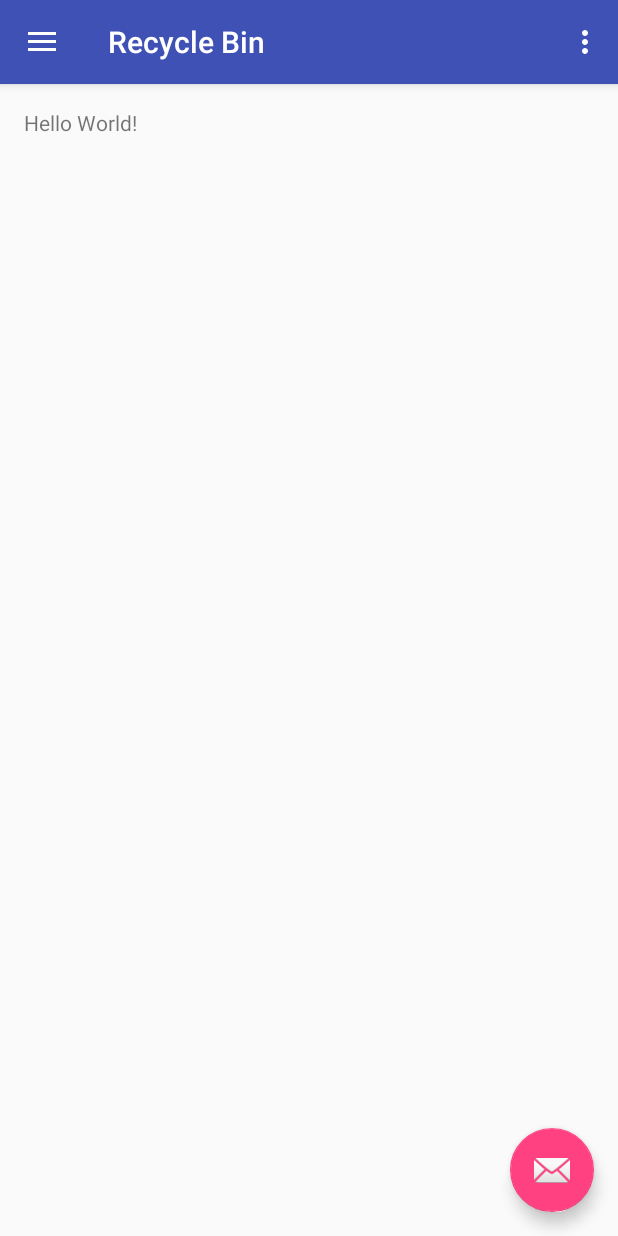
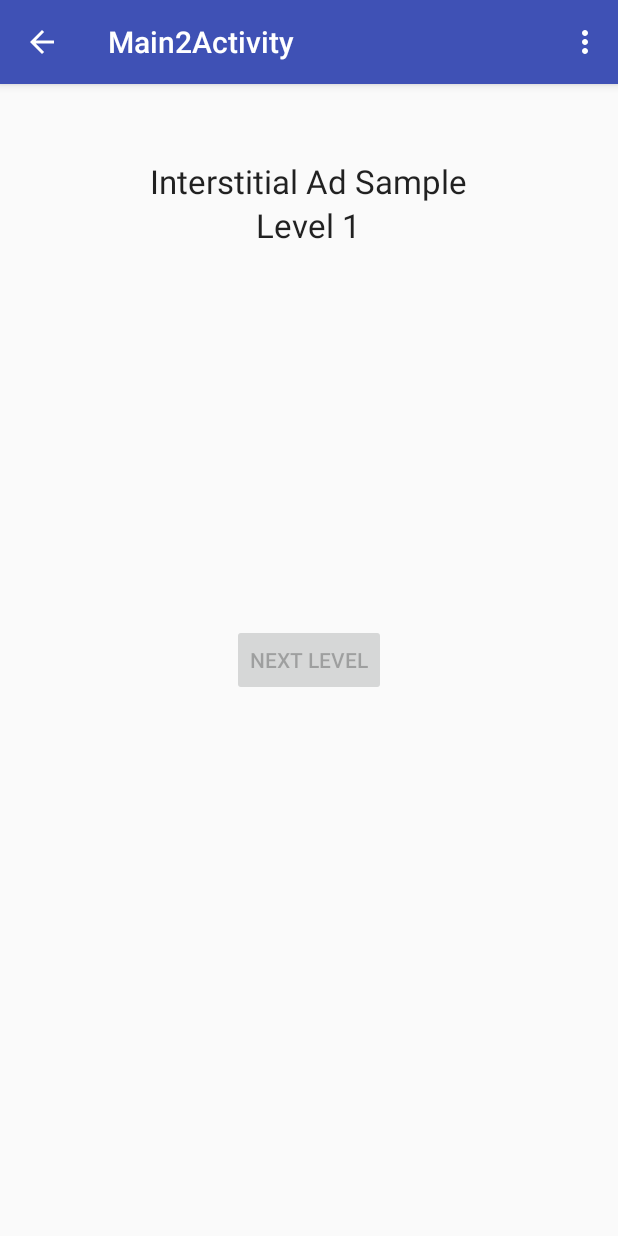
Before and after one commit to victormwenda/recycle-bin-android, an Android app: the screen it shows after launch (MainActivity before the commit, Main2Activity after it), on a phone screen of 412 x 824 dp. Run offline under Robolectric (Android 15) with nearby library versions, the phone set to English and light mode, and no system bars; our stand-ins replace AdMob; 1 statement that could not run was skipped.

Commit message:
Added interstial ads skeleton

```diff
--- a/app/build.gradle
+++ b/app/build.gradle
@@ -26,5 +26,6 @@ dependencies {
     })
     compile 'com.android.support:appcompat-v7:25.0.0'
     compile 'com.android.support:design:25.0.0'
+    compile 'com.google.android.gms:play-services-ads:9.8.0'
     testCompile 'junit:junit:4.12'
 }
--- /dev/null
+++ b/app/src/main/java/nerdygeek/recyclebin/Main2Activity.java
@@ -0,0 +1,123 @@
+package nerdygeek.recyclebin;
+
+import com.google.android.gms.ads.AdListener;
+import com.google.android.gms.ads.AdRequest;
+import com.google.android.gms.ads.InterstitialAd;
+
+import android.os.Bundle;
+import android.support.v7.app.AppCompatActivity;
+import android.view.Menu;
+import android.view.MenuItem;
+import android.view.View;
+import android.widget.Button;
+import android.widget.TextView;
+import android.widget.Toast;
+
+public class Main2Activity extends AppCompatActivity {
+    // Remove the below line after defining your own ad unit ID.
+    private static final String TOAST_TEXT = "Test ads are being shown. "
+            + "To show live ads, replace the ad unit ID in res/values/strings.xml with your own ad unit ID.";
+
+    private static final int START_LEVEL = 1;
+    private int mLevel;
+    private Button mNextLevelButton;
+    private InterstitialAd mInterstitialAd;
+    private TextView mLevelTextView;
+
+    @Override
+    protected void onCreate(Bundle savedInstanceState) {
+        super.onCreate(savedInstanceState);
+        setContentView(R.layout.activity_main2);
+
+        // Create the next level button, which tries to show an interstitial when clicked.
+        mNextLevelButton = ((Button) findViewById(R.id.next_level_button));
+        mNextLevelButton.setEnabled(false);
+        mNextLevelButton.setOnClickListener(new View.OnClickListener() {
+            @Override
+            public void onClick(View view) {
+                showInterstitial();
+            }
+        });
+
+        // Create the text view to show the level number.
+        mLevelTextView = (TextView) findViewById(R.id.level);
+        mLevel = START_LEVEL;
+
+        // Create the InterstitialAd and set the adUnitId (defined in values/strings.xml).
+        mInterstitialAd = newInterstitialAd();
+        loadInterstitial();
+
+        // Toasts the test ad message on the screen. Remove this after defining your own ad unit ID.
+        Toast.makeText(this, TOAST_TEXT, Toast.LENGTH_LONG).show();
+    }
+
+
+    @Override
+    public boolean onCreateOptionsMenu(Menu menu) {
+        // Inflate the menu; this adds items to the action bar if it is present.
+        getMenuInflater().inflate(R.menu.menu_main2, menu);
+        return true;
+    }
+
+    @Override
+    public boolean onOptionsItemSelected(MenuItem item) {
+        // Handle action bar item clicks here. The action bar will
+        // automatically handle clicks on the Home/Up button, so long
+        // as you specify a parent activity in AndroidManifest.xml.
+        int id = item.getItemId();
+
+        if (id == R.id.action_settings) {
+            return true;
+        }
+
+        return super.onOptionsItemSelected(item);
+    }
+
+    private InterstitialAd newInterstitialAd() {
+        InterstitialAd interstitialAd = new InterstitialAd(this);
+        interstitialAd.setAdUnitId(getString(R.string.interstitial_ad_unit_id));
+        interstitialAd.setAdListener(new AdListener() {
+            @Override
+            public void onAdLoaded() {
+                mNextLevelButton.setEnabled(true);
+            }
+
+            @Override
+            public void onAdFailedToLoad(int errorCode) {
+                mNextLevelButton.setEnabled(true);
+            }
+
+            @Override
+            public void onAdClosed() {
+                // Proceed to the next level.
+                goToNextLevel();
+            }
+        });
+        return interstitialAd;
+    }
+
+    private void showInterstitial() {
+        // Show the ad if it's ready. Otherwise toast and reload the ad.
+        if (mInterstitialAd != null && mInterstitialAd.isLoaded()) {
+            mInterstitialAd.show();
+        } else {
+            Toast.makeText(this, "Ad did not load", Toast.LENGTH_SHORT).show();
+            goToNextLevel();
+        }
+    }
+
+    private void loadInterstitial() {
+        // Disable the next level button and load the ad.
+        mNextLevelButton.setEnabled(false);
+        AdRequest adRequest = new AdRequest.Builder()
+                .setRequestAgent("android_studio:ad_template").build();
+        mInterstitialAd.loadAd(adRequest);
+    }
+
+    private void goToNextLevel() {
+        // Show the next level and reload the ad to prepare for the level after.
+        mLevelTextView.setText("Level " + (++mLevel));
+        mInterstitialAd = newInterstitialAd();
+        loadInterstitial();
+    }
+}
--- /dev/null
+++ b/app/src/main/res/layout/activity_main2.xml
@@ -0,0 +1,34 @@
+<RelativeLayout xmlns:android="http://schemas.android.com/apk/res/android"
+
+    xmlns:tools="http://schemas.android.com/tools"
+    android:layout_width="match_parent"
+    android:layout_height="match_parent"
+    tools:context="nerdygeek.recyclebin.Main2Activity">
+
+    <!-- view for AdMob Interstitial Ad -->
+    <TextView
+        android:id="@+id/app_title"
+        android:layout_width="wrap_content"
+        android:layout_height="wrap_content"
+        android:layout_centerHorizontal="true"
+        android:layout_marginTop="50dp"
+        android:text="@string/interstitial_ad_sample"
+        android:textAppearance="?android:attr/textAppearanceLarge" />
+
+    <TextView
+        android:id="@+id/level"
+        android:layout_width="wrap_content"
+        android:layout_height="wrap_content"
+        android:layout_below="@+id/app_title"
+        android:layout_centerHorizontal="true"
+        android:text="@string/start_level"
+        android:textAppearance="?android:attr/textAppearanceLarge" />
+
+    <Button
+        android:id="@+id/next_level_button"
+        android:layout_width="wrap_content"
+        android:layout_height="wrap_content"
+        android:layout_centerHorizontal="true"
+        android:layout_centerVertical="true"
+        android:text="@string/next_level" />
+</RelativeLayout>
--- /dev/null
+++ b/app/src/main/res/menu/menu_main2.xml
@@ -0,0 +1,10 @@
+<menu xmlns:android="http://schemas.android.com/apk/res/android"
+    xmlns:app="http://schemas.android.com/apk/res-auto"
+    xmlns:tools="http://schemas.android.com/tools"
+    tools:context="nerdygeek.recyclebin.Main2Activity">
+    <item
+        android:id="@+id/action_settings"
+        android:orderInCategory="100"
+        android:title="@string/action_settings"
+        app:showAsAction="never" />
+</menu>
--- a/app/src/main/res/values/strings.xml
+++ b/app/src/main/res/values/strings.xml
@@ -5,4 +5,14 @@
     <string name="navigation_drawer_close">Close navigation drawer</string>
 
     <string name="action_settings">Settings</string>
+    <string name="title_activity_main2">Main2Activity</string>
+
+    <string name="interstitial_ad_sample">Interstitial Ad Sample</string>
+    <string name="start_level">Level 1</string>
+    <string name="next_level">Next Level</string>
+    <!-- -
+        This is an ad unit ID for an interstitial test ad. Replace with your own interstitial ad unit id.
+        For more information, see https://support.google.com/admob/answer/3052638
+    <!- -->
+    <string name="interstitial_ad_unit_id">ca-app-pub-3940256099942544/1033173712</string>
 </resources>
```
Also changed, not shown: app/src/main/AndroidManifest.xml (+27 -0 lines).
